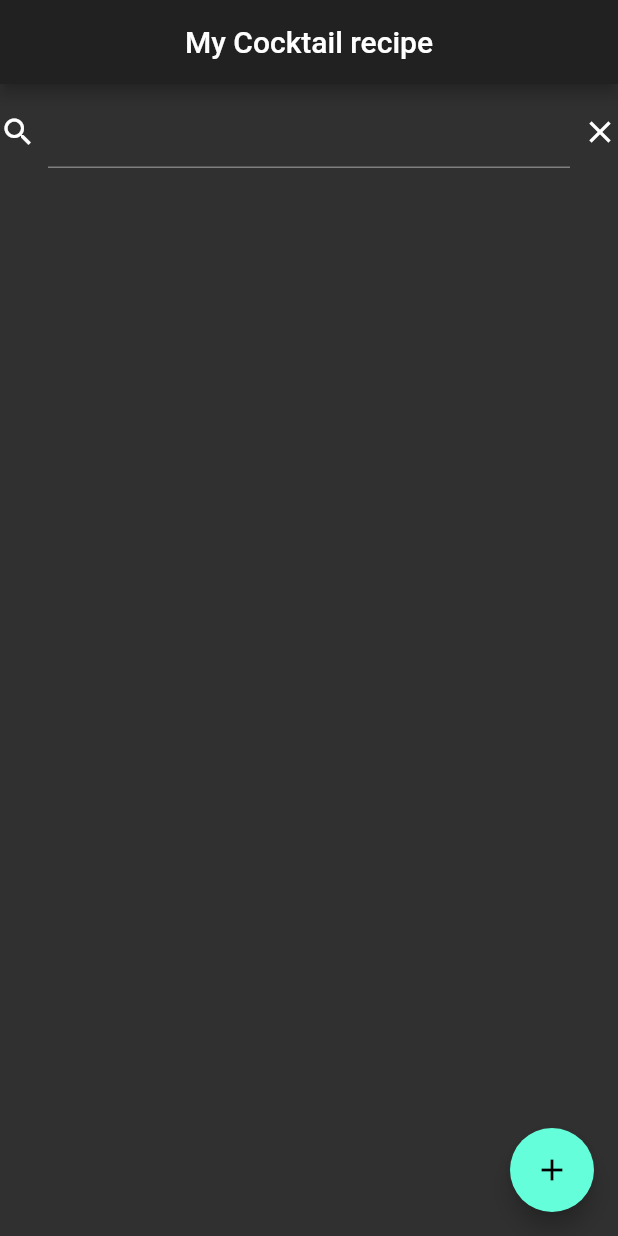
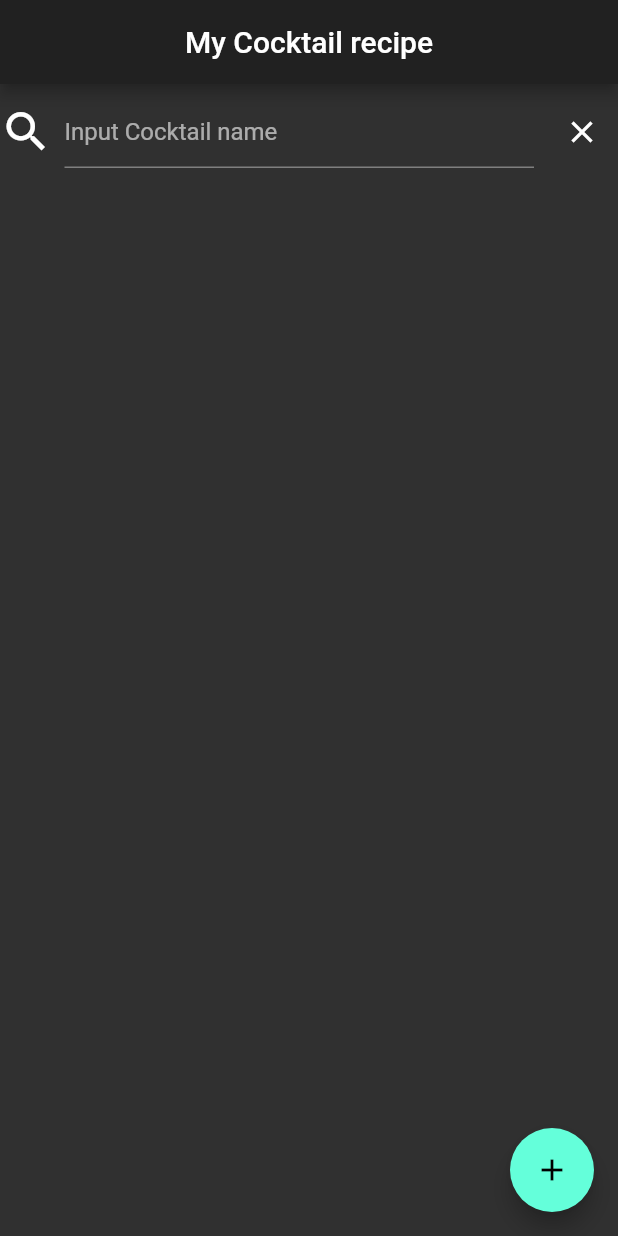
Before and after one commit to fumiyatani/cocktail_recipe_app, a Flutter app: the screen it shows after launch, on a phone screen of 412 x 824 dp. Run offline on Flutter 3.47's test engine with Material 2 defaults, Android fonts, the phone set to English and light mode, and no system bars.

Commit message:
レイアウト実装

```diff
--- a/lib/main.dart
+++ b/lib/main.dart
@@ -44,6 +44,8 @@ class _TextFormListViewPageState extends State<TextFormListViewPage> {
     super.dispose();
   }
 
+  void deleteTextFieldStr() {}
+
   @override
   Widget build(BuildContext context) {
     return Scaffold(
@@ -57,16 +59,22 @@ class _TextFormListViewPageState extends State<TextFormListViewPage> {
           children: <Widget>[
             Row(
               children: <Widget>[
-                Icon(Icons.search),
+                new Icon(Icons.search, size: 35.0),
                 Flexible(
                   child: Padding(
                     padding: EdgeInsets.all(8.0),
                     child: TextField(
                       controller: myController,
+                      decoration: InputDecoration(
+                        hintText: "Input Cocktail name",
+                      ),
                     ),
                   ),
                 ),
-                Icon(Icons.close),
+                IconButton(
+                  onPressed: myController.clear,
+                  icon: Icon (Icons.clear),
+                ),
               ],
             ),
             // リストビュー
```
